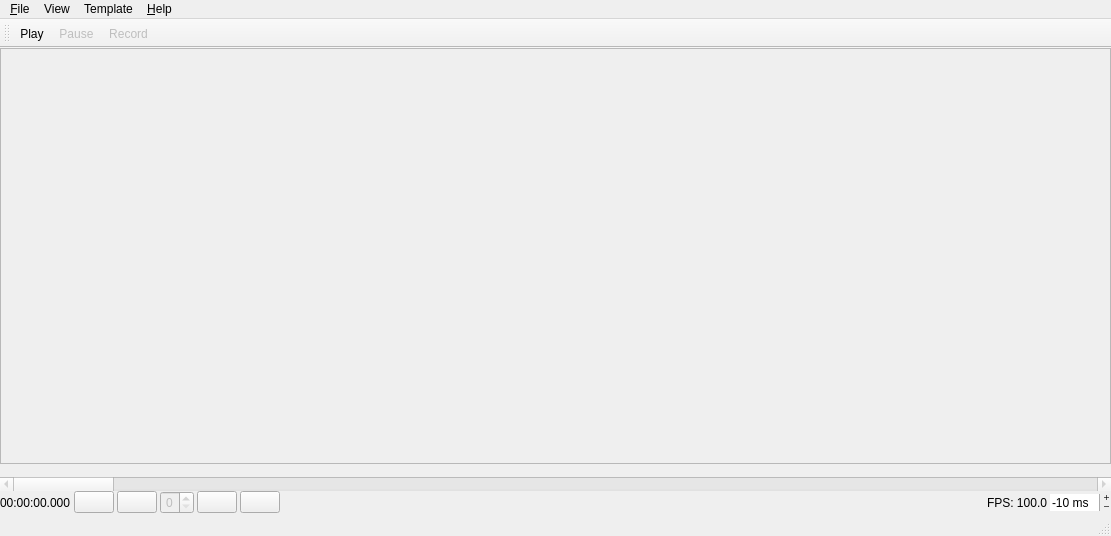
This is lib/ui/mainUi.ui in wonkoderverstaendige/Spotter as Qt 5 draws it before an edit. The edited form follows.
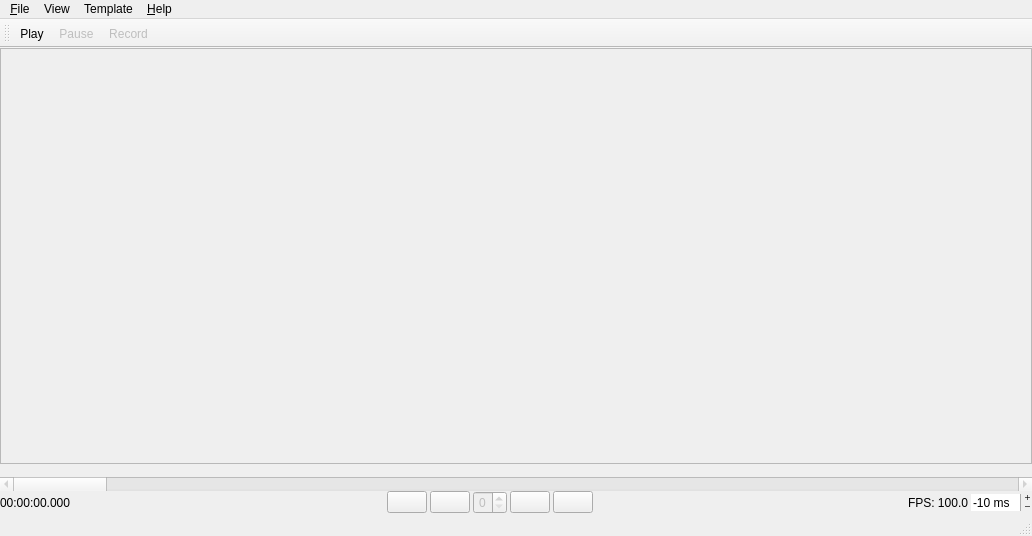
This is the edited form. Icons and pictures are not drawn.

Diff of the .ui file:
```diff
--- a/lib/ui/mainUi.ui
+++ b/lib/ui/mainUi.ui
@@ -6,7 +6,7 @@
    <rect>
     <x>0</x>
     <y>0</y>
-    <width>1111</width>
+    <width>1032</width>
     <height>536</height>
    </rect>
   </property>
@@ -98,7 +98,7 @@
       <property name="leftMargin">
        <number>0</number>
       </property>
-      <item row="1" column="8">
+      <item row="1" column="9">
        <widget class="QSpinBox" name="spin_offset">
         <property name="focusPolicy">
          <enum>Qt::NoFocus</enum>
@@ -129,7 +129,7 @@
         </property>
        </widget>
       </item>
-      <item row="1" column="2">
+      <item row="1" column="3">
        <widget class="QPushButton" name="pushButton_2">
         <property name="sizePolicy">
          <sizepolicy hsizetype="Maximum" vsizetype="Fixed">
@@ -146,7 +146,7 @@
         </property>
        </widget>
       </item>
-      <item row="1" column="7">
+      <item row="1" column="8">
        <widget class="QLabel" name="lbl_fps">
         <property name="minimumSize">
          <size>
@@ -172,7 +172,7 @@
         </property>
        </widget>
       </item>
-      <item row="1" column="1">
+      <item row="1" column="2">
        <widget class="QPushButton" name="push_rewind">
         <property name="sizePolicy">
          <sizepolicy hsizetype="Maximum" vsizetype="Fixed">
@@ -189,13 +189,13 @@
         </property>
         <property name="iconSize">
          <size>
-          <width>24</width>
-          <height>24</height>
+          <width>16</width>
+          <height>16</height>
          </size>
         </property>
        </widget>
       </item>
-      <item row="1" column="4">
+      <item row="1" column="5">
        <widget class="QPushButton" name="pushButton_3">
         <property name="sizePolicy">
          <sizepolicy hsizetype="Maximum" vsizetype="Fixed">
@@ -212,8 +212,8 @@
         </property>
        </widget>
       </item>
-      <item row="0" column="0" colspan="9">
-       <widget class="QScrollBar" name="scrollbar_t">
+      <item row="0" column="0" colspan="10">
+       <widget class="QScrollBar" name="scrollbar_pos">
         <property name="enabled">
          <bool>false</bool>
         </property>
@@ -234,7 +234,7 @@
         </property>
        </widget>
       </item>
-      <item row="1" column="3">
+      <item row="1" column="4">
        <widget class="QSpinBox" name="spin_index">
         <property name="enabled">
          <bool>false</bool>
@@ -247,7 +247,7 @@
         </property>
        </widget>
       </item>
-      <item row="1" column="6">
+      <item row="1" column="7">
        <spacer name="horizontalSpacer_2">
         <property name="orientation">
          <enum>Qt::Horizontal</enum>
@@ -260,7 +260,7 @@
         </property>
        </spacer>
       </item>
-      <item row="1" column="5">
+      <item row="1" column="6">
        <widget class="QPushButton" name="push_fast_forward">
         <property name="sizePolicy">
          <sizepolicy hsizetype="Maximum" vsizetype="Fixed">
@@ -277,6 +277,19 @@
         </property>
        </widget>
       </item>
+      <item row="1" column="1">
+       <spacer name="horizontalSpacer_3">
+        <property name="orientation">
+         <enum>Qt::Horizontal</enum>
+        </property>
+        <property name="sizeHint" stdset="0">
+         <size>
+          <width>40</width>
+          <height>20</height>
+         </size>
+        </property>
+       </spacer>
+      </item>
      </layout>
     </item>
    </layout>
@@ -286,8 +299,8 @@
     <rect>
      <x>0</x>
      <y>0</y>
-     <width>1111</width>
-     <height>23</height>
+     <width>1032</width>
+     <height>21</height>
     </rect>
    </property>
    <widget class="QMenu" name="menu_File">
```
